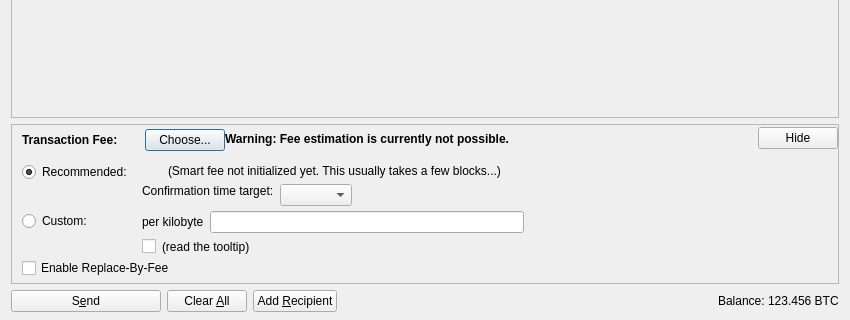
Old version of the form src/qt/forms/sendcoinsdialog.ui in the repository Cloudxtreme/bitcoinme; both pictures show x 0 to 850 and y 206 to 526 of the 850 by 526 pixel window.
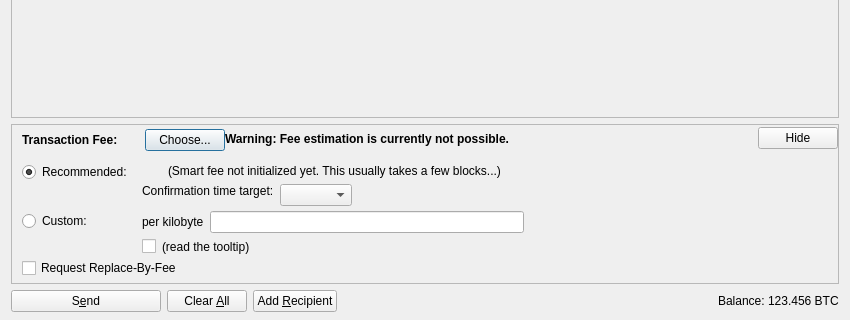
New version of the form. Icons and pictures are not drawn. Custom widgets are drawn as their Qt base class.

```diff
--- a/src/qt/forms/sendcoinsdialog.ui
+++ b/src/qt/forms/sendcoinsdialog.ui
@@ -1108,7 +1108,7 @@
            <item>
             <widget class="QCheckBox" name="optInRBF">
              <property name="text">
-              <string>Enable Replace-By-Fee</string>
+              <string>Request Replace-By-Fee</string>
              </property>
              <property name="toolTip">
               <string>With Replace-By-Fee (BIP-125) you can increase a transaction's fee after it is sent. Without this, a higher fee may be recommended to compensate for increased transaction delay risk.</string>
```
Left out of the diff: 6 changed lines with no effect on the pictures.
